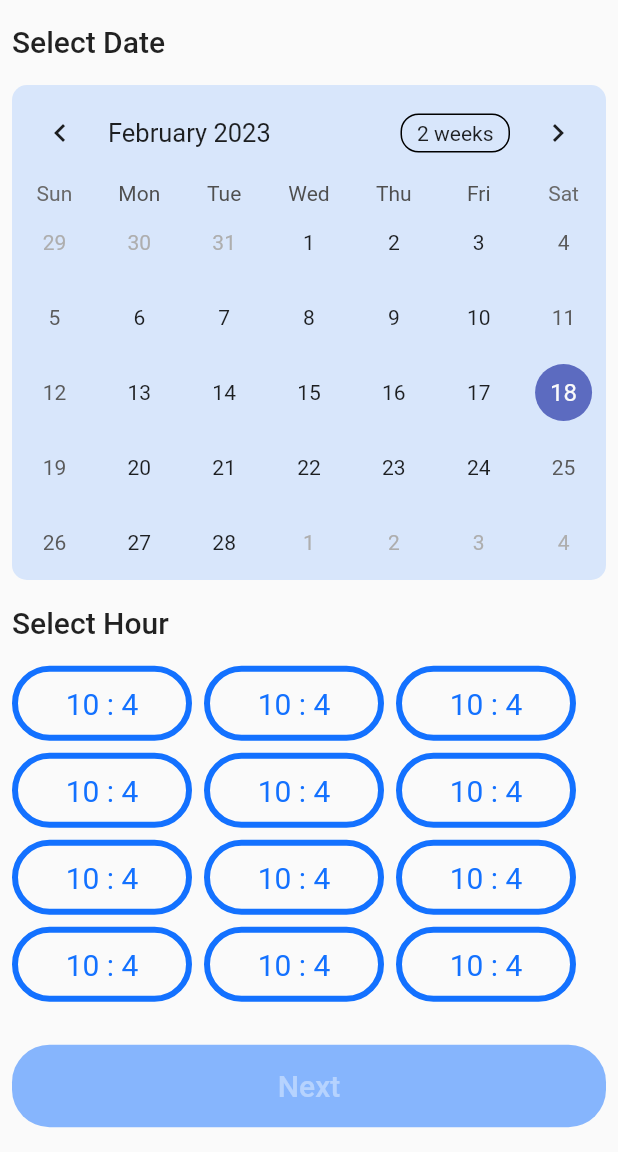
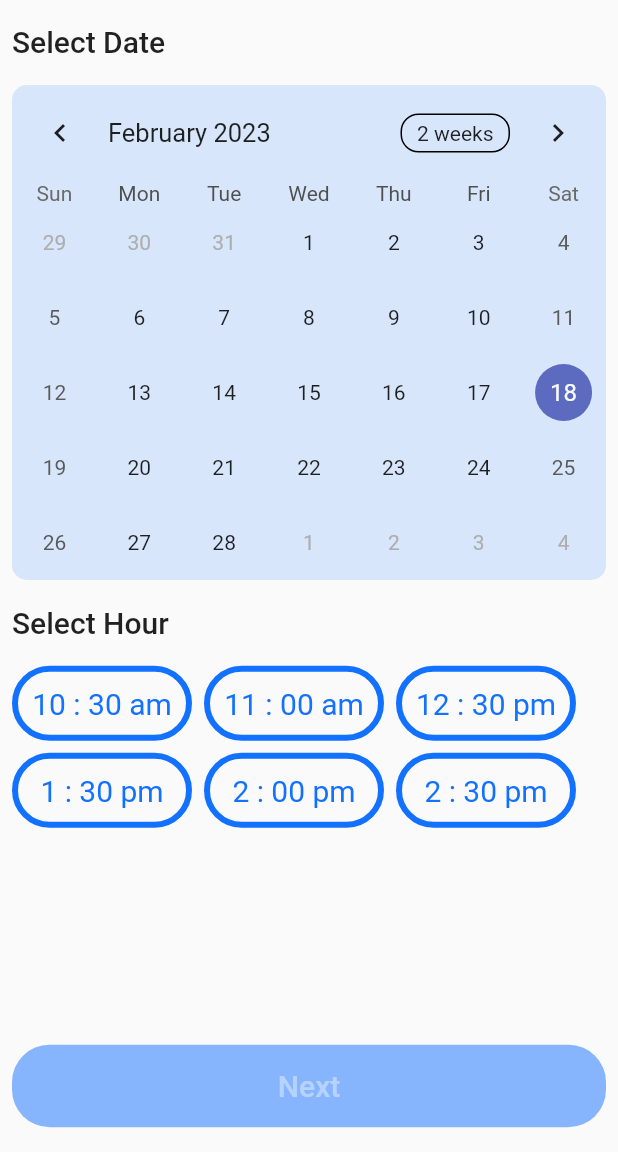
Before and after one commit to sanushcj/Hayaath-24x7, a Flutter app: the BookingAppointmentScreen screen opened directly, on a phone screen of 412 x 824 dp, the part 84-1236 px from its top. Run offline on Flutter 3.47's test engine with Material 2 defaults, Android fonts, the phone set to English and light mode, and no system bars; drawn by our look-alikes of table_calendar; our stand-ins replace carousel_slider, font_awesome_flutter, get, google_fonts, lottie; network calls fail; Roboto replaces fonts that are missing (Rosario).

Commit message:
package screen 50% done

```diff
--- a/lib/controller/HealthAPI/Trending.dart
+++ b/lib/controller/HealthAPI/Trending.dart
@@ -23,7 +23,6 @@ Future<void> getHealthNews() async {
 
     http.Response healthReady = await http.get(Uri.parse(baseurl));
    try{ if (healthReady.statusCode == 200) {
-    log('got your data ${healthReady.body}');
       final dynamic bodyHealth = jsonDecode(healthReady.body);
       final List<dynamic> bodyH = await bodyHealth['articles'] ;
      healthAPIList.value =
--- a/lib/controller/bookingscreen/bookingscreencontroller.dart
+++ b/lib/controller/bookingscreen/bookingscreencontroller.dart
@@ -3,21 +3,37 @@ import 'dart:developer';
 import 'package:get/get.dart';
 
 class BookingScreenController extends GetxController {
-  List<bool> boollist = List.generate(12, (index) => false).obs;
+  static List<String> availabilityTime = <String>[
+    '10 : 30 am',
+    '11 : 00 am',
+    '12 : 30 pm',
+    '1 : 30 pm',
+    '2 : 00 pm',
+    '2 : 30 pm',
+  ];
 
+  List<bool> boollist =
+      List.generate(availabilityTime.length, (index) => false).obs;
+  var thelastindex;
   timeSelect(int indexofthewidget) {
     log(' $indexofthewidget');
     for (var i = 0; i < boollist.length; i++) {
       if (i == indexofthewidget) {
-        log('ifcase worked $i');
-        boollist[i] == false ? boollist[i] =true : boollist[i] =false;
+        boollist[i] == false ? boollist[i] = true : boollist[i] = false;
+        this.thelastindex = indexofthewidget;
       } else {
-        log('ELSEcase worked $i');
         boollist[i] = false;
       }
-      //   boollist[i] == false;
-      // }
     }
     update();
   }
+
+  Rx<DateTime> today = DateTime.now().obs;
+
+  void ondaySelected(DateTime day, DateTime focusedDay) {
+    today.value = day;
+  }
+
+
+
 }
--- a/lib/controller/splash_controller.dart
+++ b/lib/controller/splash_controller.dart
@@ -1,7 +1,5 @@
 import 'package:get/get.dart';
 import '../view/bottom_navigation/nav_bar.dart';
-import 'bookingscreen/bookingscreencontroller.dart';
-
 class SplashScreenController  extends GetxController{
 
  @override
@@ -16,7 +14,6 @@ Future<void> gotToHome() async {
     Get.to(
       () => const MybottomNavBar(),
     );
-  BookingScreenController controller = Get.put(BookingScreenController());
 
 
   }
--- a/lib/view/appointment/tabs/cancelled.dart
+++ b/lib/view/appointment/tabs/cancelled.dart
@@ -1,5 +1,4 @@
 import 'package:flutter/material.dart';
-
 import '../../../core/Colors/mycolors.dart';
 import '../../../core/constants/constants.dart';
 import '../widgets/listtile_appointment.dart';
--- a/lib/view/appointment/widgets/listtile_appointment.dart
+++ b/lib/view/appointment/widgets/listtile_appointment.dart
@@ -1,8 +1,8 @@
 import 'package:flutter/material.dart';
 import 'package:font_awesome_flutter/font_awesome_flutter.dart';
 import 'package:get/get.dart';
-import 'package:hayaath_24x7/view/booking%20screen/book_appoinment.dart';
 import '../../../core/Colors/mycolors.dart';
+import '../../booking screen/date_screen/dateandtime.dart';
 
 class AppointmentTile extends StatelessWidget {
   const AppointmentTile({
--- a/lib/view/booking screen/book_appoinment.dart
+++ b/lib/view/booking screen/date_screen/dateandtime.dart
@@ -1,20 +1,22 @@
+
+
+// int indexofPatient=0;
+
 import 'package:flutter/cupertino.dart';
 import 'package:flutter/material.dart';
 import 'package:get/get.dart';
-import 'package:hayaath_24x7/core/Colors/mycolors.dart';
 import 'package:table_calendar/table_calendar.dart';
-import 'widgets/hourbox.dart';
-import 'widgets/nextelevatedbutton.dart';
+
+import '../../../controller/bookingscreen/bookingscreencontroller.dart';
+import '../../../core/Colors/mycolors.dart';
+import '../widgets/hourbox.dart';
+import '../widgets/nextelevatedbutton.dart';
+
+BookingScreenController bookingScreenController = Get.find();
 
 // ignore: must_be_immutable
 class BookingAppointmentScreen extends StatelessWidget {
   BookingAppointmentScreen({super.key});
-
-  Rx<DateTime> today = DateTime.now().obs;
-    void _ondaySelected(DateTime day, DateTime focusedDay) {
-  today.value = day;
-  }
-
   @override
   Widget build(BuildContext context) {
     return Scaffold(
@@ -51,7 +53,7 @@ class BookingAppointmentScreen extends StatelessWidget {
                     color: rrBlack, fontSize: 20, fontWeight: FontWeight.w500),
               ),
               Obx(
-                () =>  Container(
+                () => Container(
                   width: double.infinity,
                   decoration: BoxDecoration(
                     borderRadius: BorderRadius.circular(10),
@@ -59,11 +61,12 @@ class BookingAppointmentScreen extends StatelessWidget {
                   ),
                   child: TableCalendar(
                       availableGestures: AvailableGestures.all,
-                      selectedDayPredicate: (day) => isSameDay(day, today.value),
-                      onDaySelected: _ondaySelected ,
+                      selectedDayPredicate: (day) =>
+                          isSameDay(day, bookingScreenController.today.value),
+                      onDaySelected: bookingScreenController. ondaySelected,
                       rowHeight: 50,
-                      focusedDay: today.value,
-                      firstDay: DateTime.utc(today.value.year),
+                      focusedDay: bookingScreenController.today.value,
+                      firstDay: DateTime.utc(bookingScreenController.today.value.year),
                       lastDay: DateTime(2025)),
                 ),
               ),
@@ -78,20 +81,19 @@ class BookingAppointmentScreen extends StatelessWidget {
                   spacing: 8,
                   runSpacing: 8,
                   children: List.generate(
-                      12,
+                      BookingScreenController.availabilityTime.length,
                       (index) => HourContainerWidget(
-                            time: '10 : 4',
+                            time:
+                                BookingScreenController.availabilityTime[index],
                             indexofthewidget: index,
                           )),
                 ),
               ),
-              NextElevatedButton(),
+           NextElevatedButton(),
             ],
           ),
         ),
       ),
     );
   }
-
-
 }
--- a/lib/view/booking screen/widgets/hourbox.dart
+++ b/lib/view/booking screen/widgets/hourbox.dart
@@ -1,6 +1,6 @@
 import 'package:flutter/material.dart';
 import 'package:get/get.dart';
-import 'package:hayaath_24x7/controller/bookingscreen/bookingscreencontroller.dart';
+import '../../../controller/bookingscreen/bookingscreencontroller.dart';
 import '../../../core/Colors/mycolors.dart';
 
 // ignore: must_be_immutable
@@ -12,7 +12,6 @@ class HourContainerWidget extends StatelessWidget {
   });
   final int indexofthewidget;
   BookingScreenController controller = Get.put(BookingScreenController());
-
   final String time;
   // String?;
   @override
@@ -23,7 +22,7 @@ class HourContainerWidget extends StatelessWidget {
         borderRadius: BorderRadius.circular(25),
         // autofocus: true,
         onTap: () {
-          controller1.timeSelect(indexofthewidget);
+ controller1.timeSelect(indexofthewidget);
           },
         child: Container(
           alignment: Alignment.center,
--- a/lib/view/booking screen/widgets/nextelevatedbutton.dart
+++ b/lib/view/booking screen/widgets/nextelevatedbutton.dart
@@ -1,26 +1,28 @@
+
 import 'package:flutter/material.dart';
 import 'package:get/get.dart';
 import 'package:hayaath_24x7/controller/bookingscreen/bookingscreencontroller.dart';
-import 'package:hayaath_24x7/view/packageselection/packageselect.dart';
 import '../../../core/Colors/mycolors.dart';
-
+import '../packageselection/packageselect.dart';
 
 class NextElevatedButton extends StatelessWidget {
-  NextElevatedButton({
-    super.key,
-  });
+
   @override
   Widget build(BuildContext context) {
+    return GetBuilder<BookingScreenController>(
+      builder: (BookingScreenController controller) {
         return SizedBox(
             width: double.infinity,
             height: 55,
-      child: GetBuilder<BookingScreenController>(
-        builder:(BookingScreenController controller) {
-      return   ElevatedButton(
+            child: ElevatedButton(
               onPressed: () {
                 controller.boollist.contains(true)
-                ? Get.to(PackageScreen())
-                : Get.snackbar('Select your date', 'Select your day and time');
+                    ?
+                     Get.to(PackageScreen(
+                      dateofPatient: controller.today.value.toString(),timeofPatient: BookingScreenController.availabilityTime[controller.thelastindex] ,
+                      ))
+                    : Get.snackbar(
+                        'Select your date', 'Select your day and time');
               },
               style: ButtonStyle(
                   elevation: MaterialStatePropertyAll(0),
@@ -29,16 +31,18 @@ class NextElevatedButton extends StatelessWidget {
                       borderRadius: BorderRadius.circular(25),
                     ),
                   ),
-              backgroundColor:  controller.boollist.contains(true)
+                  backgroundColor: controller.boollist.contains(true)
                       ? MaterialStatePropertyAll(rrPremiumBlue)
-                  : MaterialStatePropertyAll(rrPremiumBlue.withOpacity(0.5))),
+                      : MaterialStatePropertyAll(
+                          rrPremiumBlue.withOpacity(0.5))),
               child: Text('Next',
                   style: TextStyle(
-                  color:controller.boollist.contains(true) ? rrWhite : rrWhite.withOpacity(0.4),
+                      color: controller.boollist.contains(true)
+                          ? rrWhite
+                          : rrWhite.withOpacity(0.4),
                       fontSize: 20)),
-        );
+            ));
       },
-      ),
     );
   }
 }
```
Also changed, not shown: lib/view/booking screen/packageselection/dropdownmenuduration.dart (added, +57 -0 lines), lib/view/booking screen/packageselection/packageselect.dart (added, +67 -0 lines), lib/view/packageselection/packageselect.dart (deleted, +0 -11 lines), pubspec.yaml (line endings or trailing spaces). Lines whose indentation alone changed are shown as unchanged.
